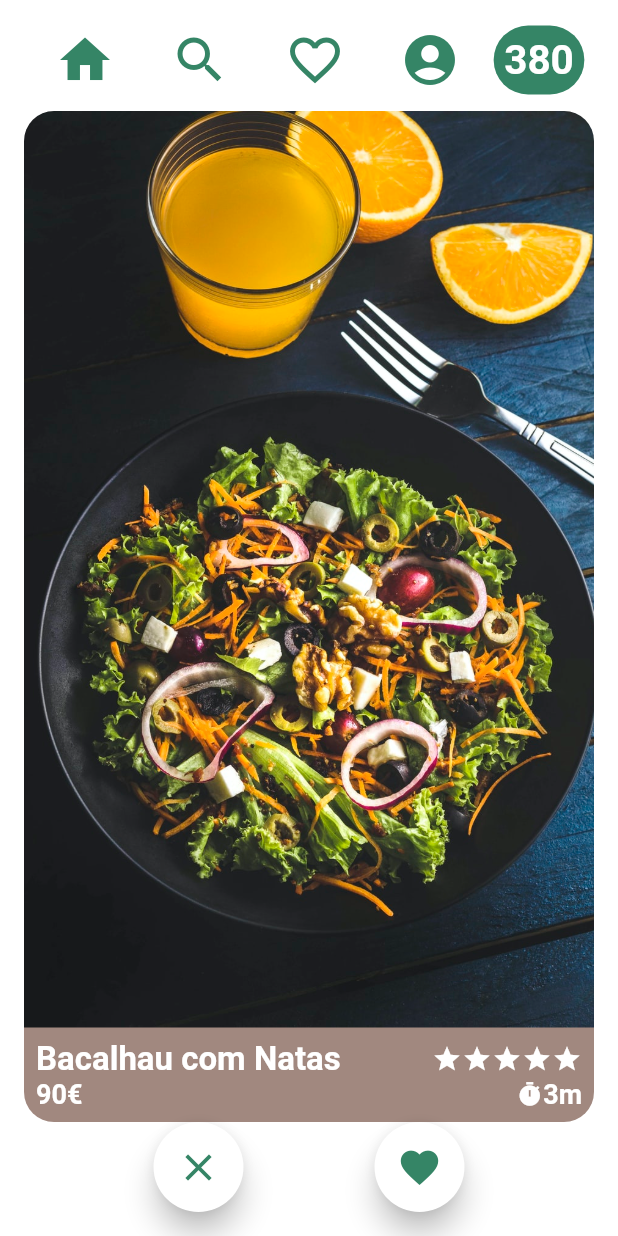
After one commit to claudiofcguerra/Hackathon-2022, a Flutter app: the screen it shows after launch, on a phone screen of 412 x 824 dp. The commit adds this screen. Run offline on Flutter 3.47's test engine with Material 2 defaults, Android fonts, the phone set to English and light mode, and no system bars.

Commit message:
Began adding swipe functionality.

```diff
--- /dev/null
+++ b/lib/assets/measure_size_render_object.dart
@@ -0,0 +1,40 @@
+import 'package:flutter/material.dart';
+import 'package:flutter/rendering.dart';
+
+// Source: https://stackoverflow.com/questions/49307677/how-to-get-height-of-a-widget
+typedef OnWidgetSizeChange = void Function(Size size);
+
+class MeasureSizeRenderObject extends RenderProxyBox {
+  Size? oldSize;
+  final OnWidgetSizeChange onChange;
+
+  MeasureSizeRenderObject(this.onChange);
+
+  @override
+  void performLayout() {
+    super.performLayout();
+
+    Size newSize = child!.size;
+    if (oldSize == newSize) return;
+
+    oldSize = newSize;
+    WidgetsBinding.instance!.addPostFrameCallback((_) {
+      onChange(newSize);
+    });
+  }
+}
+
+class MeasureSize extends SingleChildRenderObjectWidget {
+  final OnWidgetSizeChange onChange;
+
+  const MeasureSize({
+    Key? key,
+    required this.onChange,
+    required Widget child,
+  }) : super(key: key, child: child);
+
+  @override
+  RenderObject createRenderObject(BuildContext context) {
+    return MeasureSizeRenderObject(onChange);
+  }
+}
--- a/lib/swipe.dart
+++ b/lib/swipe.dart
@@ -1,5 +1,6 @@
 import 'package:flutter/material.dart';
 import 'package:hackathon_2022/assets/cut_out_text_painter.dart';
+import 'package:hackathon_2022/assets/measure_size_render_object.dart';
 import 'package:hackathon_2022/favs.dart';
 import 'package:hackathon_2022/points.dart';
 import 'assets/colors.dart' as constants;
@@ -84,18 +85,47 @@ class BuildBottomRow extends StatelessWidget {
   }
 }
 
-class BuildCard extends StatelessWidget {
+class BuildCard extends StatefulWidget {
   const BuildCard({
     Key? key,
   }) : super(key: key);
 
   @override
+  State<BuildCard> createState() => _BuildCardState();
+}
+
+class _BuildCardState extends State<BuildCard> {
+  var widgetSize = Size.zero;
+
+  @override
   Widget build(BuildContext context) {
     return Expanded(
+      child: Draggable(
+        feedback: ClipRRect(
+          borderRadius: BorderRadius.circular(20),
+          child: Container(
+            // Size(379.4, 513.9)
+            width: 379.4,
+            height: 513.9,
+            decoration: const BoxDecoration(
+              image: DecorationImage(
+                image: AssetImage('images/testphoto1.jpg'),
+                fit: BoxFit.cover,
+              ),
+            ),
+          ),
+        ),
         child: ClipRRect(
           borderRadius: BorderRadius.circular(20),
           child: Column(children: [
             Expanded(
+              child: MeasureSize(
+                onChange: (Size size) {
+                  setState(() {
+                    widgetSize = size;
+                    print(widgetSize);
+                  });
+                },
                 child: Container(
                   decoration: const BoxDecoration(
                     image: DecorationImage(
@@ -105,8 +135,10 @@ class BuildCard extends StatelessWidget {
                   ),
                 ),
               ),
+            ),
             const BuildCardInfo()
           ]),
+        ),
       ),
     );
   }
```
Lines whose indentation alone changed are shown as unchanged.
